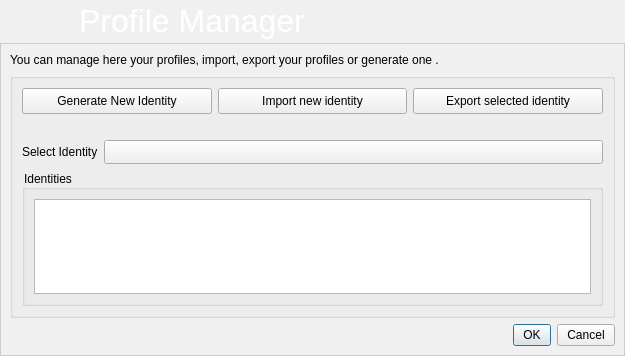
Before: the Qt Designer form retroshare-gui/src/gui/profile/ProfileManager.ui in RetroShare/RetroShare, drawn with Qt 5.
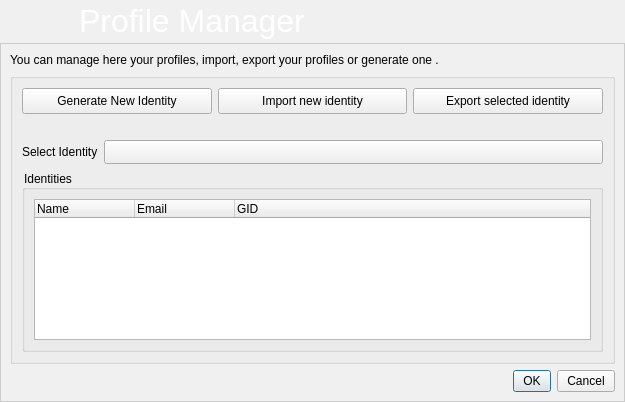
After: the same form once the commit is applied. Icons and pictures are not drawn.

Commit message: replaced QListWidget with QTreeWidget for Display the Identities

What changed in the file:
```diff
--- a/retroshare-gui/src/gui/profile/ProfileManager.ui
+++ b/retroshare-gui/src/gui/profile/ProfileManager.ui
@@ -7,7 +7,7 @@
     <x>0</x>
     <y>0</y>
     <width>625</width>
-    <height>356</height>
+    <height>402</height>
    </rect>
   </property>
   <property name="sizePolicy">
@@ -699,7 +699,26 @@
            </property>
            <layout class="QGridLayout" name="gridLayout_2">
             <item row="0" column="0">
-             <widget class="QListWidget" name="listWidget"/>
+             <widget class="QTreeWidget" name="identityTreeWidget">
+              <property name="contextMenuPolicy">
+               <enum>Qt::CustomContextMenu</enum>
+              </property>
+              <column>
+               <property name="text">
+                <string>Name</string>
+               </property>
+              </column>
+              <column>
+               <property name="text">
+                <string>Email</string>
+               </property>
+              </column>
+              <column>
+               <property name="text">
+                <string>GID</string>
+               </property>
+              </column>
+             </widget>
             </item>
            </layout>
           </widget>
```
Left out of the diff: 3 changed lines with no effect on the pictures. The commit also changes 2 other files.
